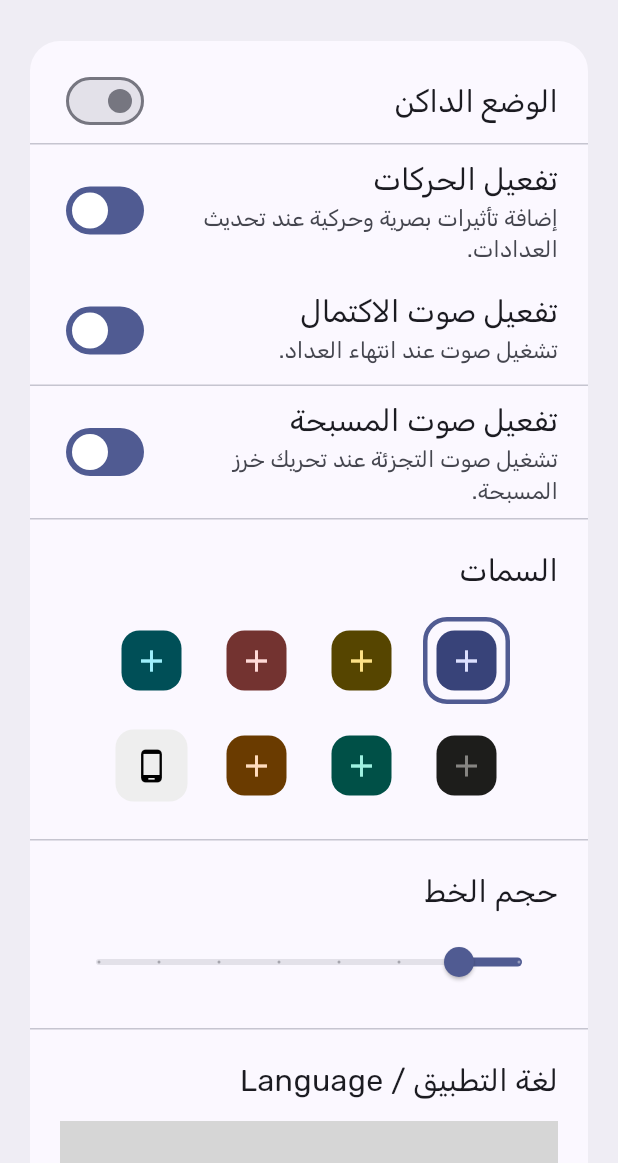
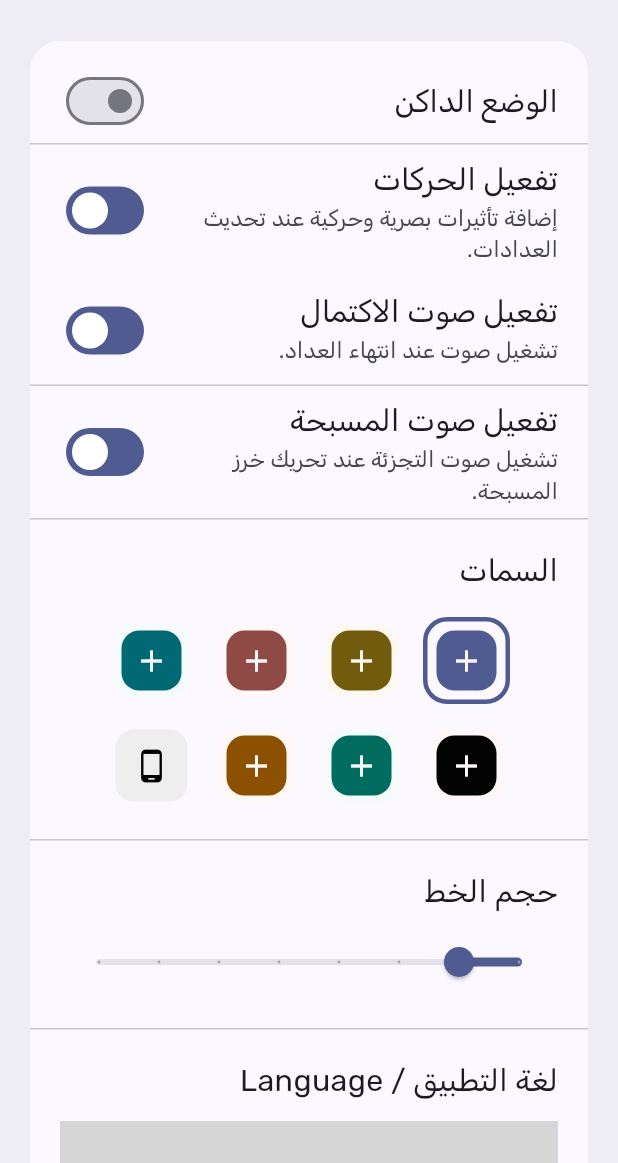
Before and after one commit to the1coder-pro/prayersCounters_app, a Flutter app: the SettingsPage screen opened directly, after a tap on the "add" icon, on a phone screen of 412 x 824 dp, the part 73-1236 px from its top. Run offline on Flutter 3.47's test engine with Material 3 defaults, Android fonts, the phone set to English and light mode, and no system bars; drawn by our look-alikes of dynamic_color; our stand-ins replace audioplayers, flutter_animate, flutter_slidable, flutter_svg, hive, hive_flutter and 1 more; missing offline and left inert: m3e_core; accounts and stored records are empty; grey boxes are pictures that could not be loaded.

Commit message:
Adjustments on Ui, colors and text fonts size, this is update 1.0.8

```diff
--- a/lib/main.dart
+++ b/lib/main.dart
@@ -303,7 +303,7 @@ class _MyHomePageState extends State<MyHomePage> {
                   themeChangeProvider.language == 'ar'
                       ? "عداد التسبيح"
                       : "Tasbih Counter",
-                  style: const TextStyle(fontFamily: "Lateef", fontSize: 40))),
+                  style: const TextStyle(fontFamily: "Lateef", fontSize: 32))),
       floatingActionButton: ValueListenableBuilder<Box<Prayer>>(
         valueListenable: Hive.box<Prayer>(boxName).listenable(),
         builder: (context, box, _) {
--- a/lib/settings_page.dart
+++ b/lib/settings_page.dart
@@ -1,3 +1,4 @@
+import 'dart:math';
 import 'package:flutter/material.dart';
 import 'package:prayers_counters_app/color_schemes.g.dart';
 import 'package:prayers_counters_app/main.dart';
@@ -920,7 +921,7 @@ class _SettingsPageState extends State<SettingsPage> {
                 child: Column(
                   children: [
                     Text(
-                      "v1.0.7",
+                      "v1.0.8",
                       style: TextStyle(
                         fontSize: 14,
                         color: Theme.of(context).colorScheme.outline,
@@ -1112,7 +1113,7 @@ class _SettingsPageState extends State<SettingsPage> {
 }
 
 // ignore: camel_case_types
-class themeButton extends StatelessWidget {
+class themeButton extends StatefulWidget {
   const themeButton({
     super.key,
     required this.themeChange,
@@ -1125,18 +1126,38 @@ class themeButton extends StatelessWidget {
   final ColorScheme darkColorScheme;
 
   @override
+  State<themeButton> createState() => _themeButtonState();
+}
+
+// ignore: camel_case_types
+class _themeButtonState extends State<themeButton> {
+  late final String _uniqueHeroTag;
+
+  @override
+  void initState() {
+    super.initState();
+    _uniqueHeroTag = Random().nextInt(1000000).toString();
+  }
+
+  @override
   Widget build(BuildContext context) {
     return Container(
+      decoration: BoxDecoration(
+        color: widget.themeChange.darkTheme
+            ? widget.darkColorScheme.surface
+            : widget.lightColorScheme.surface,
+        borderRadius: BorderRadius.circular(12),
+      ),
       child: FloatingActionButton.small(
-        heroTag: 'themeFab-${lightColorScheme} - ${darkColorScheme}',
+        heroTag: _uniqueHeroTag,
         elevation: 0,
         onPressed: null,
-        foregroundColor: themeChange.darkTheme
-            ? lightColorScheme.onPrimaryContainer
-            : darkColorScheme.onPrimaryContainer,
-        backgroundColor: themeChange.darkTheme
-            ? lightColorScheme.primaryContainer
-            : darkColorScheme.primaryContainer,
+        foregroundColor: widget.themeChange.darkTheme
+            ? widget.darkColorScheme.surface
+            : widget.lightColorScheme.surface,
+        backgroundColor: widget.themeChange.darkTheme
+            ? widget.darkColorScheme.primary
+            : widget.lightColorScheme.primary,
         child: const Icon(Icons.add),
       ),
     );
```
